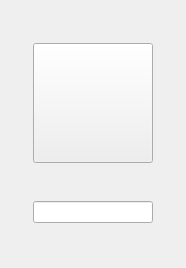
Old version of the form src/DataItem.ui in the repository neoluxis/integreted_xlsxeditor_cpp.
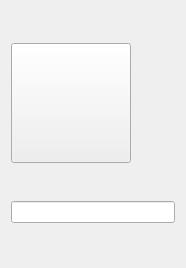
New version of the form.

Commit message: fix: 修复了图片和标签重叠的问题

```diff
--- a/src/DataItem.ui
+++ b/src/DataItem.ui
@@ -14,7 +14,7 @@
    <string>DataItem</string>
   </property>
   <layout class="QGridLayout" name="gridLayout">
-    <item row="0" column="1">
+   <item row="0" column="0">
     <widget class="QPushButton" name="btnImage">
      <property name="minimumSize">
       <size>
@@ -36,11 +36,17 @@
      </property>
     </widget>
    </item>
-     <item row="1" column="1">
+   <item row="1" column="0">
     <widget class="QLineEdit" name="lnData">
+     <property name="minimumSize">
+      <size>
+       <width>50</width>
+       <height>10</height>
+      </size>
+     </property>
      <property name="maximumSize">
       <size>
-       <width>120</width>
+       <width>16777215</width>
        <height>16777215</height>
       </size>
      </property>
```
The commit also changes 1 other file.
